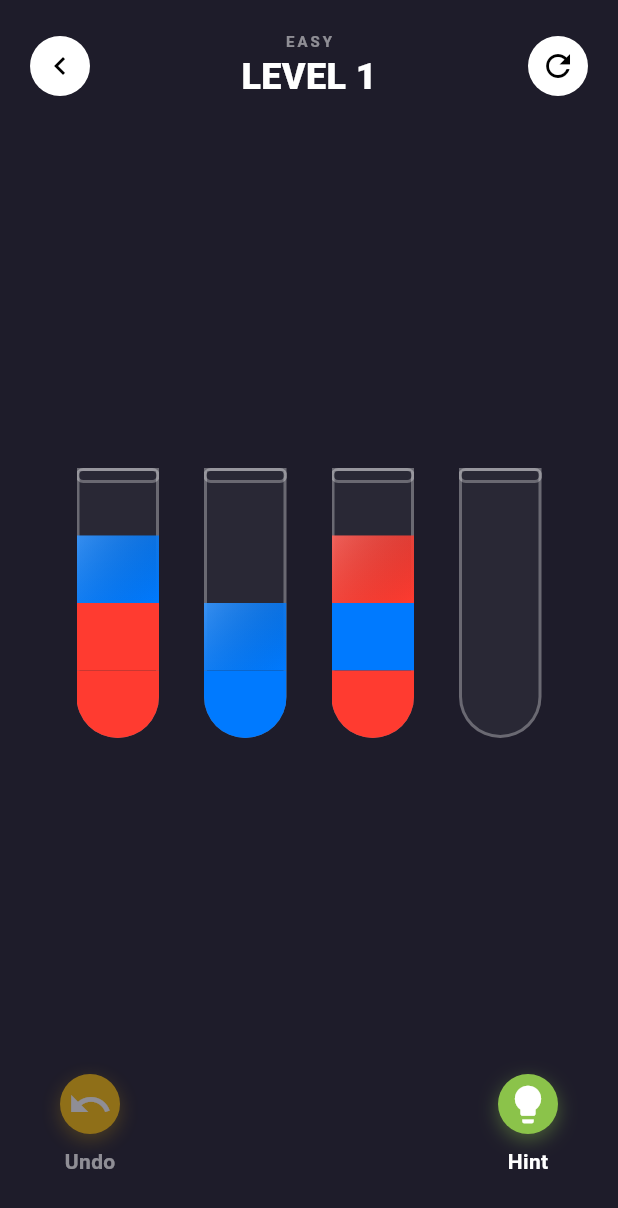
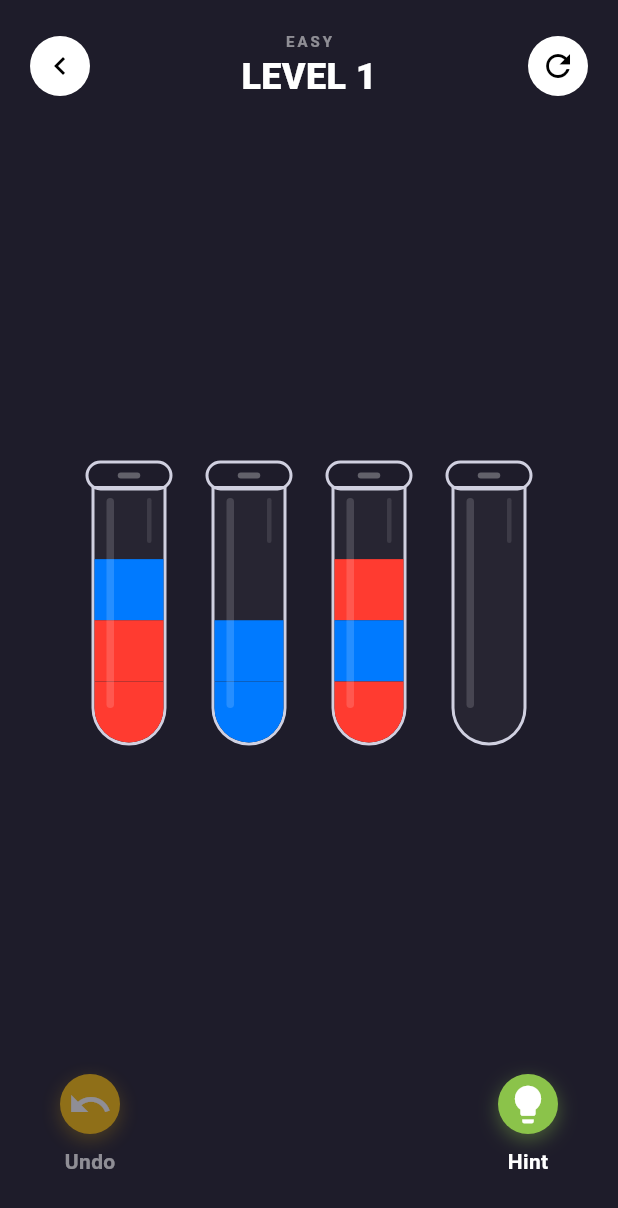
Before and after one commit to Cherm884/water-sort-game, a Flutter app: the screen it shows after launch, after a tap on an icon or button, on a phone screen of 412 x 824 dp. Shown: the top 1208 px of the screen. Run offline on Flutter 3.47's test engine with Material 3 defaults, Android fonts, the phone set to English and light mode, and no system bars; our stand-ins replace shared_preferences; Roboto replaces fonts that are missing (Outfit).

Commit message:
feat: redesign tube UI to match vector art style

```diff
--- a/lib/screens/game_screen.dart
+++ b/lib/screens/game_screen.dart
@@ -136,9 +136,9 @@ class _GameScreenState extends State<GameScreen> with SingleTickerProviderStateM
           _animatingColor = GameEngine.getTopColor(_tubes, sourceId);
           _pouringAmount = pourCount;
 
-          // Calculate top-center of tubes
-          _sourcePos = Offset(sourceOffset.dx + sourceBox.size.width / 2, sourceOffset.dy + 10);
-          _targetPos = Offset(targetOffset.dx + targetBox.size.width / 2, targetOffset.dy + 10);
+          // Calculate top-center of tubes (Adjusted for new tube size)
+          _sourcePos = Offset(sourceOffset.dx + sourceBox.size.width / 2, sourceOffset.dy + 15);
+          _targetPos = Offset(targetOffset.dx + targetBox.size.width / 2, targetOffset.dy + 15);
         });
 
         _pourController.forward(from: 0.0);
@@ -472,7 +472,7 @@ class RealisticWaterPourPainter extends CustomPainter {
     if (progress <= 0.0) return;
 
     final dxDir = end.dx > start.dx ? 1 : -1;
-    final realStart = start + Offset(18.0 * dxDir, -8);
+    final realStart = start + Offset(22.0 * dxDir, -5); // Adjusted for new tube width
 
     // Calculate the main stream path with a more natural curve
     final controlPoint1 = Offset(
@@ -682,9 +682,16 @@ class TubeWidget extends StatelessWidget {
 
   @override
   Widget build(BuildContext context) {
-    // If this is the source of the animation, we rotate it slightly
-    // to simulate "pouring"
-    final double rotation = isAnimatingSource ? 0.4 : 0.0; // 0.4 radians approx 23 degrees
+    // Constants matching the Vector Art style
+    const double tubeWidth = 50.0;
+    const double tubeHeight = 190.0;
+    const double wallThickness = 2.0;
+    const double liquidPadding = 0.0;
+    const double bottomRadius = 35.0;
+    const Color glassBorderColor = Color(0xFFD0D0E0); // Light Grey/White-ish
+
+    // Rotation for pouring animation
+    final double rotation = isAnimatingSource ? 0.4 : 0.0;
 
     return GestureDetector(
       onTap: onTap,
@@ -703,103 +710,151 @@ class TubeWidget extends StatelessWidget {
           curve: Curves.easeOut,
           transform: Matrix4.translationValues(0, isSelected ? -20 : 0, 0)
             ..scale(scale),
-          width: 55,
-          height: 180,
+          width: tubeWidth,
+          height: tubeHeight,
           child: Stack(
             alignment: Alignment.bottomCenter,
+            clipBehavior: Clip.none,
             children: [
+              // 1. The Glass Body (Background & Border)
               Container(
+                width: tubeWidth,
+                height: tubeHeight - 17, // Subtract rim height
                 decoration: BoxDecoration(
-                  color: Colors.white.withOpacity(0.05),
-                  borderRadius: const BorderRadius.vertical(
-                    bottom: Radius.circular(30),
+                  color: Colors.white.withOpacity(0.04), // Dark interior
+                  borderRadius: const BorderRadius.only(
+                    bottomLeft: Radius.circular(bottomRadius),
+                    bottomRight: Radius.circular(bottomRadius),
                   ),
                   border: Border.all(
-                    color: isSelected
-                        ? Colors.yellowAccent.withOpacity(0.8)
-                        : Colors.white.withOpacity(0.3),
-                    width: 2,
+                    color: glassBorderColor,
+                    width: wallThickness,
                   ),
-                  boxShadow: isSelected
-                      ? [
-                          BoxShadow(
-                            color: Colors.yellowAccent.withOpacity(0.2),
-                            blurRadius: 20,
-                          ),
-                        ]
-                      : null,
                 ),
               ),
-              ClipRRect(
-                borderRadius: const BorderRadius.vertical(
-                  bottom: Radius.circular(28),
-                ),
+
+              // 2. The Liquid Column
+              Positioned(
+                bottom: wallThickness, // Sit above the bottom border
+                left: wallThickness + liquidPadding, // Sit inside left border
+                right: wallThickness + liquidPadding, // Sit inside right border
+                top: 25, // Push down below rim
                 child: Column(
                   mainAxisAlignment: MainAxisAlignment.end,
-                  children: data.colors.reversed.toList().asMap().entries.map((entry) {
-                    final index = entry.key;
-                    final colorKey = entry.value;
-                    final isTopLayer = index == 0;
-
-                    return Container(
-                      height: 180 / kTubeCapacity,
-                      width: double.infinity,
-                      decoration: BoxDecoration(
-                        color: kColors[colorKey] ?? Colors.red,
-                        // Add subtle gradient for depth
-                        gradient: isTopLayer
-                            ? LinearGradient(
-                                begin: Alignment.topCenter,
-                                end: Alignment.bottomCenter,
-                                colors: [
-                                  (kColors[colorKey] ?? Colors.red).withOpacity(0.9),
-                                  kColors[colorKey] ?? Colors.red,
-                                ],
-                              )
-                            : null,
-                      ),
-                      child: isTopLayer
-                          ? Container(
-                              decoration: BoxDecoration(
-                                // Add shine effect on top layer
-                                gradient: LinearGradient(
-                                  begin: Alignment.topLeft,
-                                  end: Alignment.bottomRight,
-                                  colors: [
-                                    Colors.white.withOpacity(0.2),
-                                    Colors.transparent,
-                                  ],
-                                ),
-                              ),
-                            )
-                          : null,
-                    );
-                  }).toList(),
+                  children: _buildLiquidStack(
+                    bottomRadius - wallThickness - liquidPadding,
+                  ),
                 ),
               ),
+
+              // 3. Glossy Reflections (Vector Style)
+              // Left Highlight
+              Positioned(
+                left: 10,
+                top: 25,
+                bottom: 25,
+                child: Container(
+                  width: 5,
+                  decoration: BoxDecoration(
+                    color: Colors.white.withOpacity(0.15),
+                    borderRadius: BorderRadius.circular(3),
+                  ),
+                ),
+              ),
+              // Right Highlight (Small)
+              Positioned(
+                right: 10,
+                top: 25,
+                height: 30,
+                child: Container(
+                  width: 3,
+                  decoration: BoxDecoration(
+                    color: Colors.white.withOpacity(0.1),
+                    borderRadius: BorderRadius.circular(2),
+                  ),
+                ),
+              ),
+
+              // 4. The Top Rim (Lip)
               Positioned(
                 top: 0,
                 child: Container(
-                  width: 56,
-                  height: 10,
+                  width: tubeWidth + 8, // Slightly wider than body
+                  height: 20,
                   decoration: BoxDecoration(
+                    color: Colors.transparent,
                     borderRadius: BorderRadius.circular(10),
                     border: Border.all(
-                      color: Colors.white.withOpacity(0.3),
-                      width: 2,
+                      color: glassBorderColor,
+                      width: wallThickness,
                     ),
+                  ),
+                  // The "Highlight" on the rim
+                  child: Row(
+                    mainAxisAlignment: MainAxisAlignment.center,
+                    children: [
+                      Container(
+                        width: 15,
+                        height: 4,
+                        decoration: BoxDecoration(
+                          color: Colors.white.withOpacity(0.3),
+                          borderRadius: BorderRadius.circular(2),
+                        ),
+                      ),
+                    ],
                   ),
                 ),
               ),
+
+              // 5. Selection Arrow
               if (isSelected && !isAnimatingSource)
-                Positioned(
-                    top: -30,
-                    child: Icon(Icons.arrow_downward,
-                        color: Colors.yellowAccent, size: 24))
+                const Positioned(
+                  top: -40,
+                  child: Icon(Icons.arrow_downward,
+                      color: Colors.yellowAccent, size: 28),
+                ),
             ],
           ),
         ),
       ),
     );
   }
+
+  List<Widget> _buildLiquidStack(double internalRadius) {
+    int totalSlots = kTubeCapacity;
+    int filledSlots = data.colors.length;
+    int emptySlots = totalSlots - filledSlots;
+
+    List<Widget> widgets = [];
+
+    // 1. Add Empty Slots (Transparent)
+    for (int i = 0; i < emptySlots; i++) {
+      widgets.add(Expanded(child: Container(color: Colors.transparent)));
+    }
+
+    // 2. Add Colored Slots (Reversed loop because column is Top-Down)
+    // data.colors[0] is Bottom. data.colors[last] is Top.
+    for (int i = filledSlots - 1; i >= 0; i--) {
+      String colorKey = data.colors[i];
+      bool isBottomLiquid = (i == 0);
+
+      widgets.add(
+        Expanded(
+          child: Container(
+            width: double.infinity,
+            margin: const EdgeInsets.only(bottom: 0), // Flat stacking
+            decoration: BoxDecoration(
+              color: kColors[colorKey] ?? Colors.red,
+              // Only round the bottom of the very last liquid
+              borderRadius: isBottomLiquid
+                  ? BorderRadius.vertical(bottom: Radius.circular(internalRadius))
+                  : BorderRadius.zero,
+            ),
+          ),
+        ),
+      );
+    }
+
+    return widgets;
+  }
 }
```
